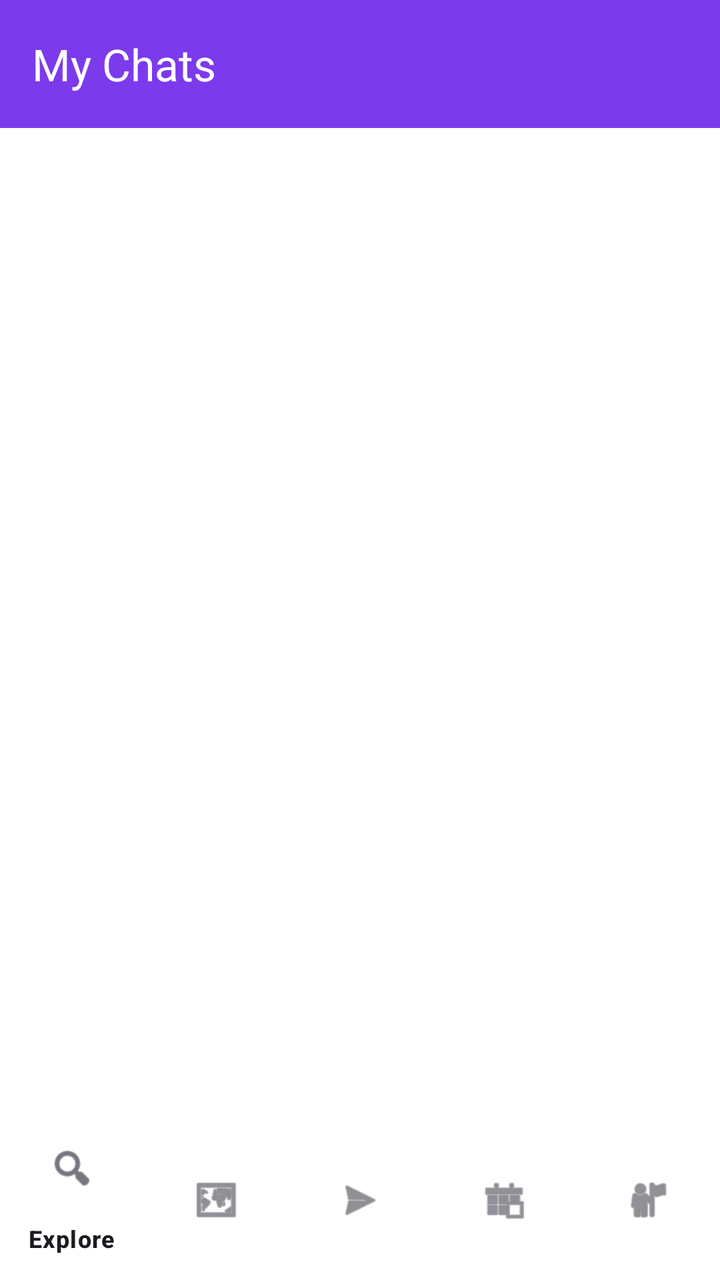
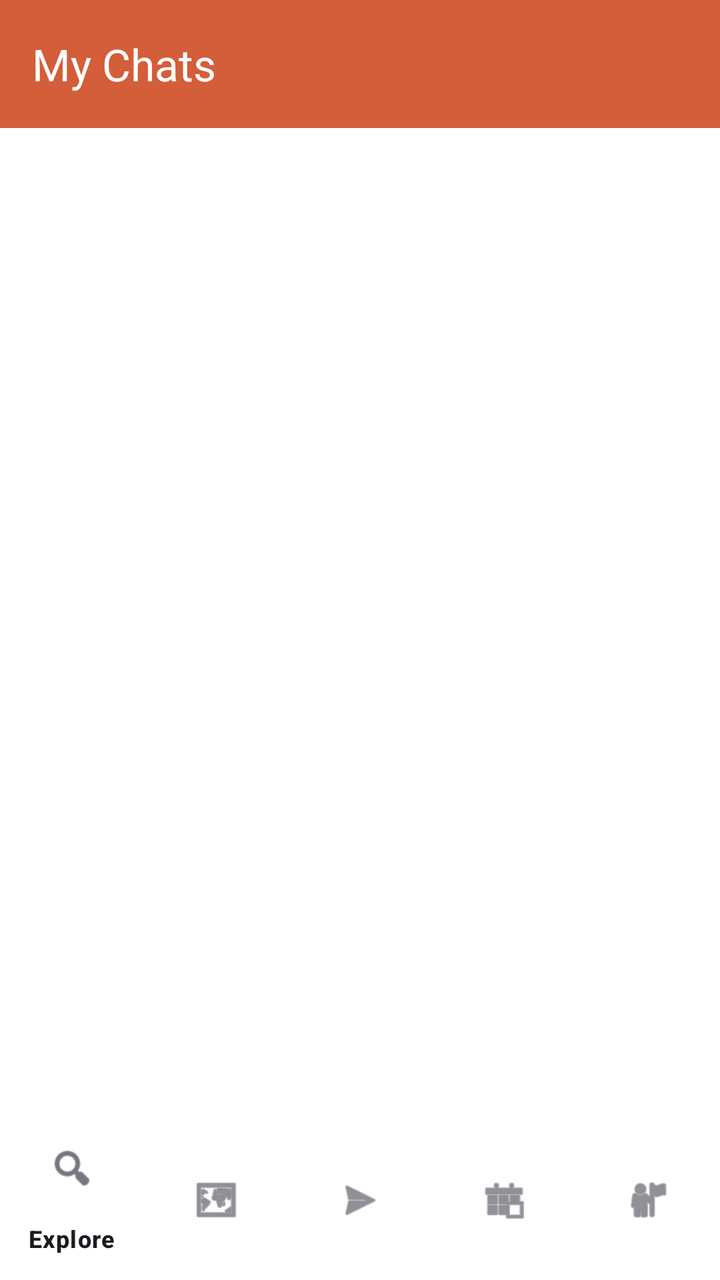

The first picture is an Android layout as it rendered before a commit; the second is the same layout after the commit. The layout source and the unified diff follow.
<!-- AndroidManifest.xml: application theme Theme.HostelWorld -->
<!-- res/layout/activity_chat_list.xml -->
<?xml version="1.0" encoding="utf-8"?>
<RelativeLayout xmlns:android="http://schemas.android.com/apk/res/android"
    xmlns:app="http://schemas.android.com/apk/res-auto"
    android:layout_width="match_parent"
    android:layout_height="match_parent"
    android:background="#FFFFFF">

    <androidx.appcompat.widget.Toolbar
        android:id="@+id/toolbarChatList"
        android:layout_width="match_parent"
        android:layout_height="wrap_content"
        android:background="#7C3AED"
        app:title="My Chats"
        app:titleTextColor="#FFFFFF" />

    <TextView
        android:id="@+id/tvNoChats"
        android:layout_width="wrap_content"
        android:layout_height="wrap_content"
        android:layout_centerInParent="true"
        android:text="Book a trip to unlock Hostel and City chats!"
        android:textColor="#757575"
        android:textSize="16sp"
        android:visibility="gone" />

    <androidx.recyclerview.widget.RecyclerView
        android:id="@+id/rvChats"
        android:layout_width="match_parent"
        android:layout_height="match_parent"
        android:layout_above="@id/bottomNavChat"
        android:layout_below="@id/toolbarChatList"
        android:padding="16dp" />

    <com.google.android.material.bottomnavigation.BottomNavigationView
        android:id="@+id/bottomNavChat"
        android:layout_width="match_parent"
        android:layout_height="wrap_content"
        android:layout_alignParentBottom="true"
        android:background="#FFFFFF"
        app:menu="@menu/traveler_bottom_nav_menu" />

</RelativeLayout>
<!-- resources referenced by this layout -->
<resources>
  <style name="Theme.HostelWorld" parent="Base.Theme.HostelWorld" />
  <style name="Base.Theme.HostelWorld" parent="Theme.Material3.DayNight.NoActionBar">
          
          
      </style>
</resources>

<!-- the commit's change to res/layout/activity_chat_list.xml (unified diff, before → after) -->
@@ -9,7 +9,7 @@
         android:id="@+id/toolbarChatList"
         android:layout_width="match_parent"
         android:layout_height="wrap_content"
-        android:background="#7C3AED"
+        android:background="#D45D3A"
         app:title="My Chats"
         app:titleTextColor="#FFFFFF" />
 
